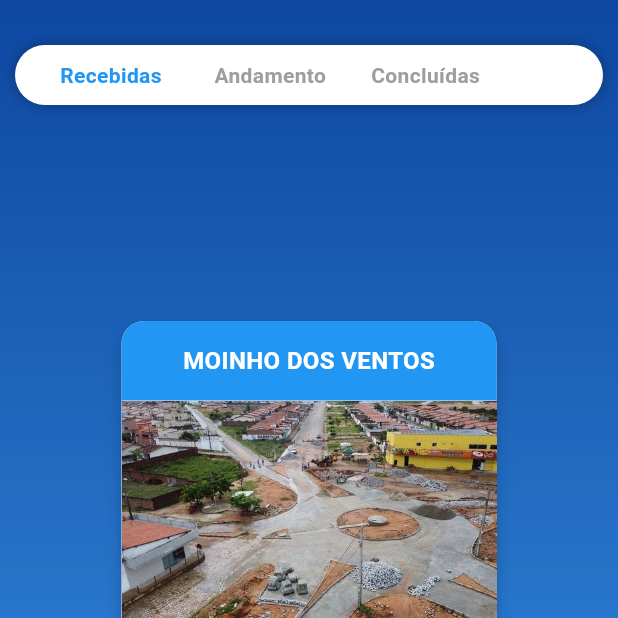
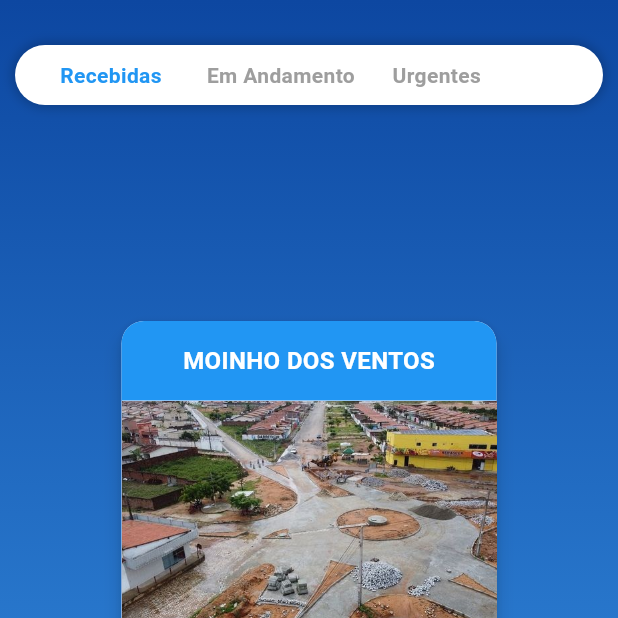
Before and after one commit to Israel-Silvestre/campanha, a Flutter app: the HomePage screen opened directly, swiped to page 2, on a phone screen of 412 x 824 dp, the top half of it. Run offline on Flutter 3.47's test engine with Material 3 defaults, Android fonts, the phone set to English and light mode, and no system bars; drawn by our look-alikes of carousel_slider, google_nav_bar; our stand-ins replace fl_chart.

Commit message:
refactor: topbars demandas

```diff
--- a/lib/Pages/DemandasPage/Components/state_navbar.dart
+++ b/lib/Pages/DemandasPage/Components/state_navbar.dart
@@ -33,10 +33,10 @@ class _StateNavBarState extends State<StateNavBar> {
           children: [
             SizedBox(width: 20), // Espaçamento no início
             _buildNavItem("Recebidas", "recebidas"),
-            SizedBox(width: 35), // Espaçamento entre os itens
-            _buildNavItem("Andamento", "andamento"),
             SizedBox(width: 30), // Espaçamento entre os itens
-            _buildNavItem("Concluídas", "concluidas"),
+            _buildNavItem("Em Andamento", "Em andamento"),
+            SizedBox(width: 25), // Espaçamento entre os itens
+            _buildNavItem("Urgentes", "urgentes"),
             SizedBox(width: 20), // Espaçamento no final
           ],
         ),
```
